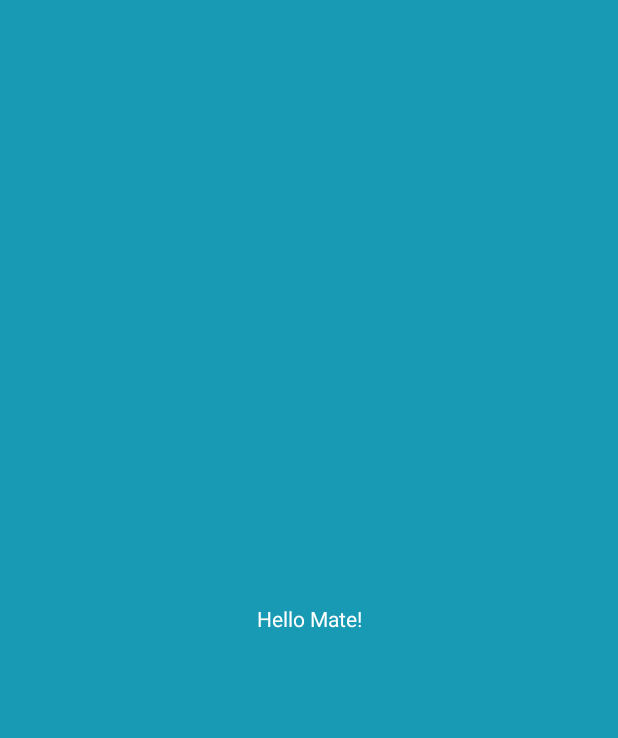
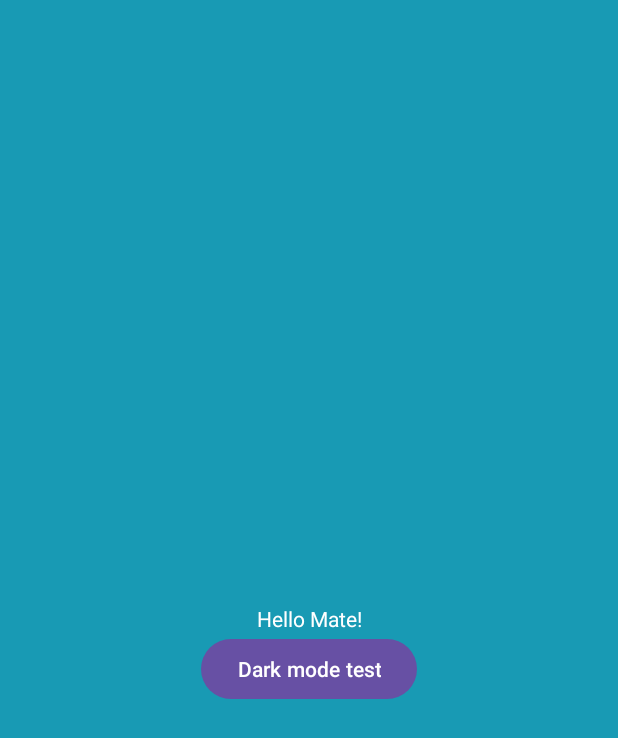
Before and after one commit to Ida-Leefjelstrenius/projekt-interaktionsdesign, an Android app: the screen it shows after launch (MainActivity), on a phone screen of 412 x 824 dp. Before the commit the part shown is almost empty. Shown: the top 738 px of the screen. Run offline under Robolectric (Android 15) with nearby library versions, the light colour scheme and no system bars.

Commit message:
Added light detector

```diff
--- a/app/src/main/AndroidManifest.xml
+++ b/app/src/main/AndroidManifest.xml
@@ -21,6 +21,7 @@
                 <category android:name="android.intent.category.LAUNCHER" />
             </intent-filter>
         </activity>
+        <activity android:name=".SensorActivity"/>
     </application>
 
 </manifest>
--- a/app/src/main/res/layout/activity_main.xml
+++ b/app/src/main/res/layout/activity_main.xml
@@ -9,13 +9,24 @@
     tools:context=".MainActivity">
 
     <TextView
+        android:id="@+id/HelloString"
         android:layout_width="wrap_content"
         android:layout_height="wrap_content"
-        android:text="Hello Mate!"
+        android:text="@string/HelloString"
         android:textColor="@color/white"
         app:layout_constraintBottom_toBottomOf="parent"
         app:layout_constraintEnd_toEndOf="parent"
         app:layout_constraintStart_toStartOf="parent"
         app:layout_constraintTop_toTopOf="parent" />
 
+    <Button
+        android:id="@+id/btn_open_sensor"
+        android:layout_width="wrap_content"
+        android:layout_height="wrap_content"
+        android:text="@string/openLightSensor"
+        android:onClick="openSensorActivity"
+        app:layout_constraintTop_toBottomOf="@id/HelloString"
+        app:layout_constraintStart_toStartOf="parent"
+        app:layout_constraintEnd_toEndOf="parent"/>
+
 </androidx.constraintlayout.widget.ConstraintLayout>
--- a/app/src/main/res/values/strings.xml
+++ b/app/src/main/res/values/strings.xml
@@ -1,3 +1,8 @@
 <resources>
-    <string name="app_name">projekt interaktionsdesign</string>
+    <string name="app_name">In2TheBlue</string>
+    <string name="HelloString">Hello Mate!</string>
+    <string name="openLightSensor">Dark mode test</string>
+    <string name="luxString">Light Level: %1$.2f lx</string>
+    <string name="lightMode">Light mode</string>
+    <string name="darkMode">Dark mode</string>
 </resources>
```
Also changed, not shown: app/src/main/java/com/example/projektinteraktionsdesign/MainActivity.java (+7 -0 lines), app/src/main/java/com/example/projektinteraktionsdesign/SensorActivity.java (added, +67 -0 lines), app/src/main/res/layout/activity_sensor.xml (added, +35 -0 lines).
